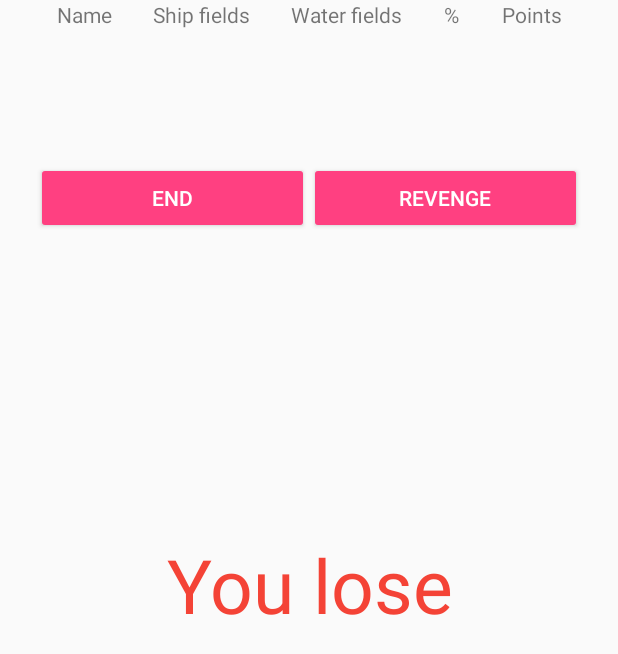
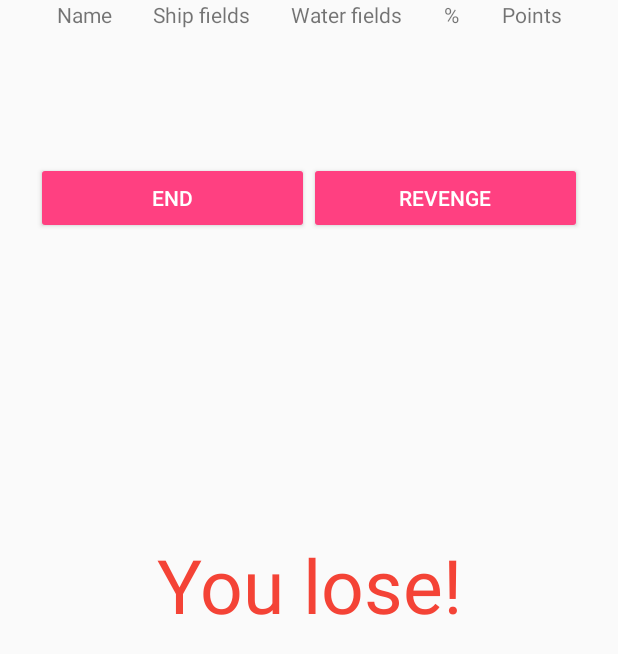
Before and after one commit to mrotko/battleship, an Android app: the fragment EndGameFragment placed in its activity, on a phone screen of 412 x 824 dp. Shown: the top 654 px of the screen. Run offline under Robolectric (Android 15) with nearby library versions, the phone set to English and light mode, and no system bars; 13 statements that could not run were skipped.

```diff
--- a/app/src/main/res/values/strings.xml
+++ b/app/src/main/res/values/strings.xml
@@ -108,5 +108,5 @@
     <string name="waterFields">Water fields</string>
     <string name="points">Points</string>
     <string name="youWin">You win!</string>
-    <string name="youLose">You lose</string>
+    <string name="youLose">You lose!</string>
 </resources>
```
Also changed, not shown: 1 other file.
